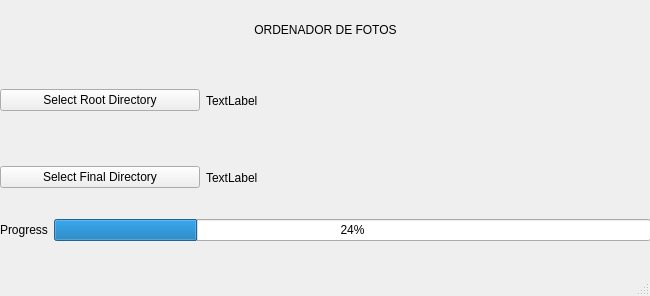
Above: SorterWindow.ui from MateMar04/Pic_Sorter before the change. Below: the same form after it.
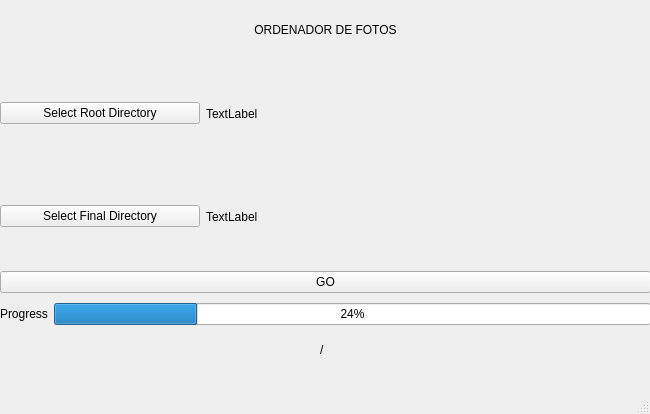
That is the form after the change.

```diff
--- a/SorterWindow.ui
+++ b/SorterWindow.ui
@@ -7,7 +7,7 @@
                 <x>0</x>
                 <y>0</y>
                 <width>650</width>
-                <height>296</height>
+    <height>414</height>
             </rect>
         </property>
         <property name="minimumSize">
@@ -26,7 +26,7 @@
                         <x>0</x>
                         <y>0</y>
                         <width>651</width>
-                        <height>241</height>
+      <height>365</height>
                     </rect>
                 </property>
                 <layout class="QVBoxLayout" name="verticalLayout">
@@ -70,6 +70,12 @@
                                             </item>
                                             <item>
                                                 <widget class="QLabel" name="label_2">
+             <property name="minimumSize">
+              <size>
+               <width>0</width>
+               <height>30</height>
+              </size>
+             </property>
                                                     <property name="text">
                                                         <string>TextLabel</string>
                                                     </property>
@@ -96,6 +102,12 @@
                                     </item>
                                     <item>
                                         <widget class="QLabel" name="label_3">
+           <property name="minimumSize">
+            <size>
+             <width>0</width>
+             <height>30</height>
+            </size>
+           </property>
                                             <property name="text">
                                                 <string>TextLabel</string>
                                             </property>
@@ -103,12 +115,27 @@
                                     </item>
                                 </layout>
                             </item>
-                        </layout>
-                    </item>
+       <item>
+        <widget class="QPushButton" name="pushButton_3">
+         <property name="text">
+          <string>GO</string>
+         </property>
+        </widget>
+       </item>
+      </layout>
+     </item>
+     <item>
+      <layout class="QVBoxLayout" name="verticalLayout_3">
                     <item>
                         <layout class="QHBoxLayout" name="horizontalLayout_4">
                             <item>
                                 <widget class="QLabel" name="label_4">
+           <property name="minimumSize">
+            <size>
+             <width>0</width>
+             <height>30</height>
+            </size>
+           </property>
                                     <property name="text">
                                         <string>Progress</string>
                                     </property>
@@ -123,6 +150,63 @@
                             </item>
                         </layout>
                     </item>
+       <item>
+        <layout class="QHBoxLayout" name="horizontalLayout_5">
+         <property name="spacing">
+          <number>0</number>
+         </property>
+         <item>
+          <widget class="QLabel" name="lb_current_number">
+           <property name="minimumSize">
+            <size>
+             <width>0</width>
+             <height>10</height>
+            </size>
+           </property>
+           <property name="maximumSize">
+            <size>
+             <width>150</width>
+             <height>30</height>
+            </size>
+           </property>
+           <property name="text">
+            <string/>
+           </property>
+           <property name="alignment">
+            <set>Qt::AlignLeading|Qt::AlignLeft|Qt::AlignVCenter</set>
+           </property>
+          </widget>
+         </item>
+         <item>
+          <widget class="QLabel" name="label_6">
+           <property name="maximumSize">
+            <size>
+             <width>10</width>
+             <height>30</height>
+            </size>
+           </property>
+           <property name="text">
+            <string>/</string>
+           </property>
+          </widget>
+         </item>
+         <item>
+          <widget class="QLabel" name="lb_total_number">
+           <property name="maximumSize">
+            <size>
+             <width>150</width>
+             <height>30</height>
+            </size>
+           </property>
+           <property name="text">
+            <string/>
+           </property>
+          </widget>
+         </item>
+        </layout>
+       </item>
+      </layout>
+     </item>
                 </layout>
             </widget>
         </widget>
```
Left out of the diff: 23 changed lines with no effect on the pictures. Lines whose indentation alone changed are shown as unchanged.
